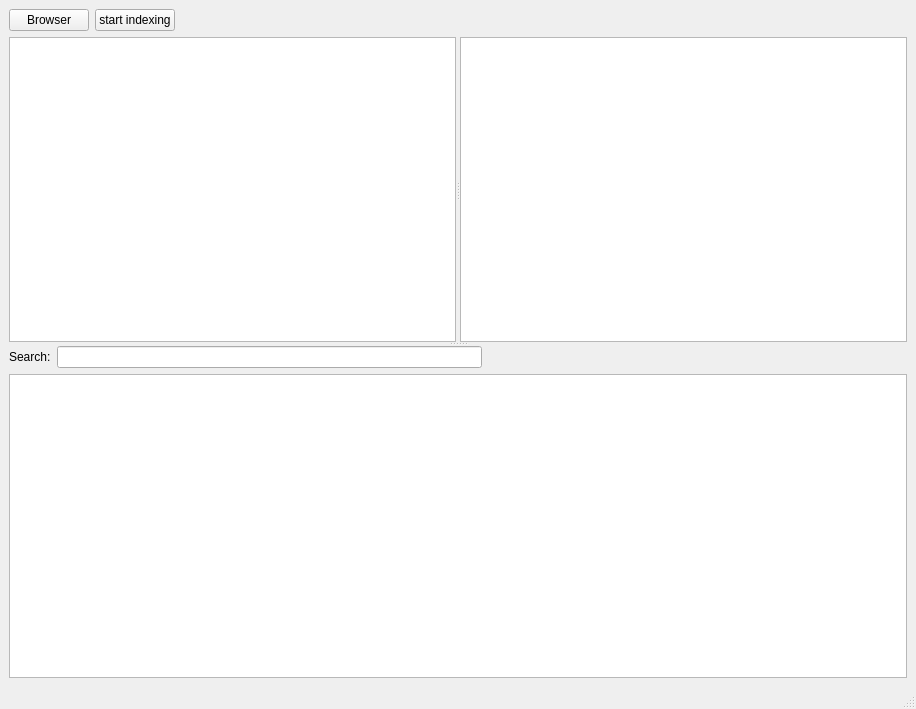
This is mainwindow.ui in belalshehab/SearchEngine as Qt 5 draws it before an edit. The edited form follows.
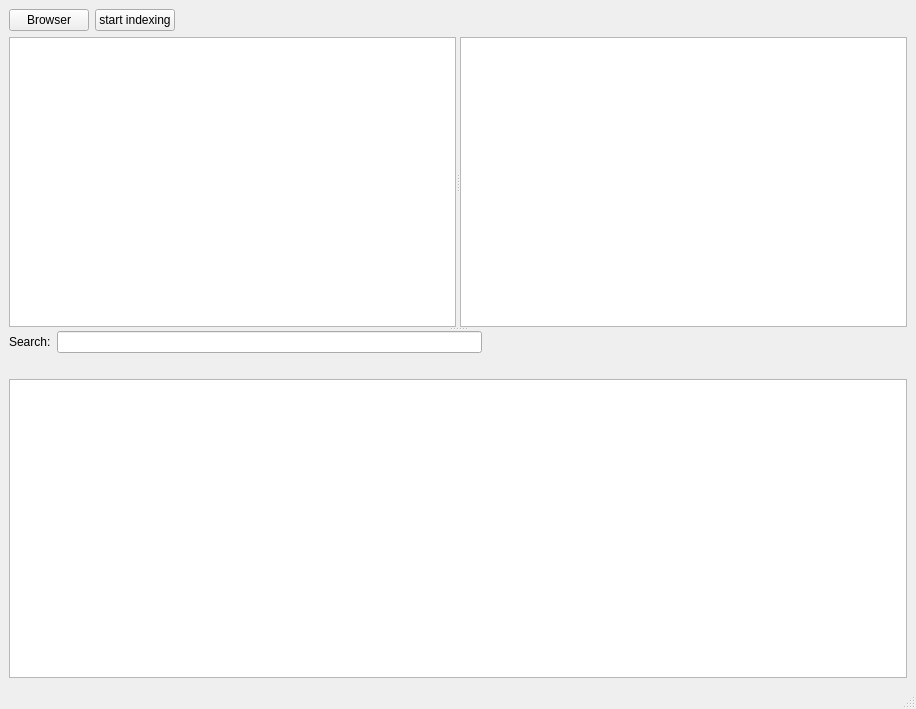
This is the edited form.

Commit message: added the number of search result founded

What changed in the file:
```diff
--- a/mainwindow.ui
+++ b/mainwindow.ui
@@ -20,7 +20,7 @@
       <property name="orientation">
        <enum>Qt::Vertical</enum>
       </property>
-      <widget class="QWidget" name="">
+      <widget class="QWidget" name="layoutWidget">
        <layout class="QVBoxLayout" name="verticalLayout_2">
         <item>
          <layout class="QHBoxLayout" name="horizontalLayout_2">
@@ -78,7 +78,7 @@
         </item>
        </layout>
       </widget>
-      <widget class="QWidget" name="">
+      <widget class="QWidget" name="layoutWidget">
        <layout class="QVBoxLayout" name="verticalLayout">
         <item>
          <layout class="QHBoxLayout" name="horizontalLayout">
@@ -107,6 +107,13 @@
           </item>
          </layout>
         </item>
+        <item>
+         <widget class="QLabel" name="searchSize">
+          <property name="text">
+           <string/>
+          </property>
+         </widget>
+        </item>
         <item>
          <widget class="QTreeView" name="searchResultTreeView"/>
         </item>
```
Left out of the diff: 2 changed lines with no effect on the pictures. The commit also changes 5 other files.
